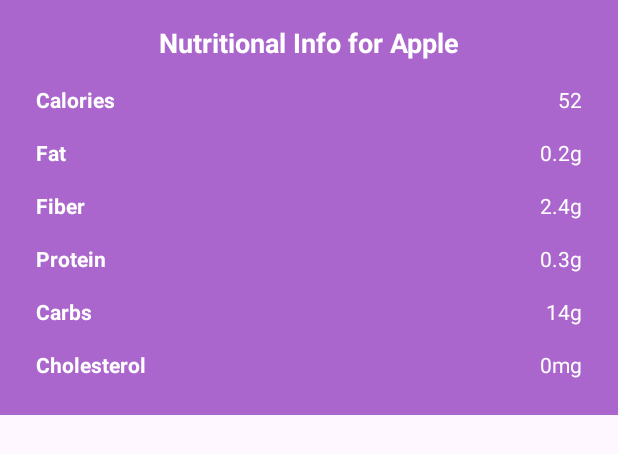
After one commit to Brocoder07/NutriVision, an Android app: the layout popup_info.xml on its own in the app's theme, with its tools: preview values and no code run, on a phone screen of 412 x 824 dp. The commit adds this screen. Shown: the top 454 px of the screen. Run offline under Robolectric (Android 15) with nearby library versions, the phone set to English and light mode, and no system bars.

Commit message:
UI commit

```diff
--- a/app/src/main/java/com/example/calorie_tracker_app/MainActivity.kt
+++ b/app/src/main/java/com/example/calorie_tracker_app/MainActivity.kt
@@ -1,16 +1,20 @@
 package com.example.calorie_tracker_app
 
 import android.Manifest
-import android.app.Activity
+import android.app.AlertDialog
+import android.app.Dialog
 import android.content.Intent
 import android.content.pm.PackageManager
 import android.net.Uri
 import android.os.Bundle
 import android.util.Log
-import android.widget.Button
+import android.view.LayoutInflater
 import android.widget.ImageButton
 import android.widget.ImageView
+import android.widget.TableLayout
+import android.widget.TextView
 import android.widget.Toast
+import androidx.activity.result.ActivityResultLauncher
 import androidx.activity.result.contract.ActivityResultContracts
 import androidx.appcompat.app.AppCompatActivity
 import androidx.camera.core.*
@@ -29,15 +33,27 @@ class MainActivity : AppCompatActivity() {
     private lateinit var viewFinder: PreviewView
     private lateinit var imageView: ImageView
 
-    private val pickImageResultLauncher = registerForActivityResult(ActivityResultContracts.StartActivityForResult()) { result ->
-        if (result.resultCode == Activity.RESULT_OK) {
+    private val pickImageResultLauncher: ActivityResultLauncher<Intent> = registerForActivityResult(
+        ActivityResultContracts.StartActivityForResult()
+    ) { result ->
+        if (result.resultCode == RESULT_OK) {
             val intent: Intent? = result.data
             val uri: Uri? = intent?.data
             uri?.let {
                 imageView.setImageURI(it)
                 imageView.visibility = ImageView.VISIBLE
                 viewFinder.visibility = PreviewView.GONE
+                showNutritionalInfo()
             }
+        }
+    }
+    private val requestPermissionLauncher = registerForActivityResult(
+        ActivityResultContracts.RequestPermission()
+    ) { isGranted: Boolean ->
+        if (isGranted) {
+            startCamera()
+        } else {
+            Toast.makeText(this, "Camera permission is needed to take photos.", Toast.LENGTH_SHORT).show()
         }
     }
     override fun onCreate(savedInstanceState: Bundle?) {
@@ -51,11 +67,17 @@ class MainActivity : AppCompatActivity() {
         val btnRetrieveFromDatabase: ImageButton = findViewById(R.id.btn_retrieve_from_database)
         val btnResetCamera: ImageButton = findViewById(R.id.btn_reset_camera)
 
-        //Request camera permissions
-        if (ContextCompat.checkSelfPermission(this, Manifest.permission.CAMERA) != PackageManager.PERMISSION_GRANTED) {
-            ActivityCompat.requestPermissions(this, arrayOf(Manifest.permission.CAMERA), 1)
-        } else {
-            startCamera()
+        // Request camera permissions
+        when {
+            ContextCompat.checkSelfPermission(this, Manifest.permission.CAMERA) == PackageManager.PERMISSION_GRANTED -> {
+                startCamera()
+            }
+            ActivityCompat.shouldShowRequestPermissionRationale(this, Manifest.permission.CAMERA) -> {
+                Toast.makeText(this, "Camera permission is needed to take photos.", Toast.LENGTH_SHORT).show()
+            }
+            else -> {
+                requestPermissionLauncher.launch(Manifest.permission.CAMERA)
+            }
         }
         //Set up the listener for camera button
         btnCamera.setOnClickListener {
@@ -82,37 +104,30 @@ class MainActivity : AppCompatActivity() {
     private fun startCamera() {
         val cameraProviderFuture = ProcessCameraProvider.getInstance(this)
         cameraProviderFuture.addListener({
-            //Used to bind the lifecycle of cameras to the lifecycle owner
             val cameraProvider: ProcessCameraProvider = cameraProviderFuture.get()
-            //Preview
             val preview = Preview.Builder()
                 .build()
                 .also {
                     it.setSurfaceProvider(viewFinder.surfaceProvider)
                 }
             imageCapture = ImageCapture.Builder().build()
-            //Select back camera as a default
             val cameraSelector = CameraSelector.DEFAULT_BACK_CAMERA
             try {
-                //Unbind use cases before rebinding
                 cameraProvider.unbindAll()
-                //Bind use cases to camera
-                cameraProvider.bindToLifecycle(
-                    this, cameraSelector, preview, imageCapture)
+                cameraProvider.bindToLifecycle(this, cameraSelector, preview, imageCapture)
             } catch (exc: Exception) {
                 Log.e(TAG, "Use case binding failed", exc)
             }
-        }, ContextCompat.getMainExecutor(this))
+
+        },ContextCompat.getMainExecutor(this))
     }
     private fun takePhoto() {
-        //Create time-stamped output file to hold the image
         val photoFile = File(
             outputDirectory,
-            SimpleDateFormat(FILENAME_FORMAT, Locale.US
-            ).format(System.currentTimeMillis()) + ".jpg")
-        //Create output options object which contains file + metadata
+            SimpleDateFormat(FILENAME_FORMAT, Locale.US)
+                .format(System.currentTimeMillis()) + ".jpg"
+        )
         val outputOptions = ImageCapture.OutputFileOptions.Builder(photoFile).build()
-        //Set up image capture listener, which is triggered after photo has been taken
         imageCapture.takePicture(
             outputOptions, ContextCompat.getMainExecutor(this), object : ImageCapture.OnImageSavedCallback {
                 override fun onError(exc: ImageCaptureException) {
@@ -123,10 +138,10 @@ class MainActivity : AppCompatActivity() {
                     val msg = "Photo capture succeeded: $savedUri"
                     Toast.makeText(baseContext, msg, Toast.LENGTH_SHORT).show()
                     Log.d(TAG, msg)
-                    //Display the captured image in the ImageView
                     imageView.setImageURI(savedUri)
                     imageView.visibility = ImageView.VISIBLE
                     viewFinder.visibility = PreviewView.GONE
+                    showNutritionalInfo()
                 }
             })
     }
@@ -141,6 +156,36 @@ class MainActivity : AppCompatActivity() {
         }
         return if (mediaDir != null && mediaDir.exists()) mediaDir else filesDir
     }
+    private fun showNutritionalInfo() {
+        val builder = AlertDialog.Builder(this)
+        val inflater = layoutInflater
+        val dialogLayout = inflater.inflate(R.layout.popup_info, null)
+
+        builder.setView(dialogLayout)
+        builder.setPositiveButton("OK") { dialog, _ ->
+            dialog.dismiss()
+        }
+
+        val fruitName: TextView = dialogLayout.findViewById(R.id.fruitName)
+        val caloriesValue: TextView = dialogLayout.findViewById(R.id.caloriesValue)
+        val fatValue: TextView = dialogLayout.findViewById(R.id.fatValue)
+        val fiberValue: TextView = dialogLayout.findViewById(R.id.fiberValue)
+        val proteinValue: TextView = dialogLayout.findViewById(R.id.proteinValue)
+        val carbsValue: TextView = dialogLayout.findViewById(R.id.carbsValue)
+        val cholesterolValue: TextView = dialogLayout.findViewById(R.id.cholesterolValue)
+
+        //Populate with hardcoded values
+        fruitName.text = "Nutritional Info for Apple"
+        caloriesValue.text = "52"
+        fatValue.text = "0.2g"
+        fiberValue.text = "2.4g"
+        proteinValue.text = "0.3g"
+        carbsValue.text = "14g"
+        cholesterolValue.text = "0mg"
+
+        val dialog = builder.create()
+        dialog.show()
+    }
     companion object {
         private const val TAG = "CameraXBasic"
         private const val FILENAME_FORMAT = "yyyy-MM-dd-HH-mm-ss-SSS"
--- /dev/null
+++ b/app/src/main/res/layout/popup_info.xml
@@ -0,0 +1,156 @@
+<?xml version="1.0" encoding="utf-8"?>
+<LinearLayout xmlns:android="http://schemas.android.com/apk/res/android"
+    android:layout_width="match_parent"
+    android:layout_height="wrap_content"
+    android:orientation="vertical"
+    android:padding="16dp"
+    android:background="@android:color/holo_purple">
+
+    <TextView
+        android:id="@+id/fruitName"
+        android:layout_width="match_parent"
+        android:layout_height="wrap_content"
+        android:text="Nutritional Info for Apple"
+        android:textSize="18sp"
+        android:textColor="@android:color/white"
+        android:textStyle="bold"
+        android:gravity="center"
+        android:paddingBottom="8dp" />
+
+    <TableLayout
+        android:layout_width="match_parent"
+        android:layout_height="wrap_content"
+        android:stretchColumns="1"
+        android:shrinkColumns="1">
+
+        <TableRow>
+            <TextView
+                android:layout_width="0dp"
+                android:layout_height="wrap_content"
+                android:layout_weight="1"
+                android:text="Calories"
+                android:textColor="@android:color/white"
+                android:gravity="start"
+                android:padding="8dp"
+                android:textStyle="bold" />
+            <TextView
+                android:id="@+id/caloriesValue"
+                android:layout_width="0dp"
+                android:layout_height="wrap_content"
+                android:layout_weight="1"
+                android:text="52"
+                android:textColor="@android:color/white"
+                android:gravity="end"
+                android:padding="8dp" />
+        </TableRow>
+
+        <TableRow>
+            <TextView
+                android:layout_width="0dp"
+                android:layout_height="wrap_content"
+                android:layout_weight="1"
+                android:text="Fat"
+                android:textColor="@android:color/white"
+                android:gravity="start"
+                android:padding="8dp"
+                android:textStyle="bold" />
+            <TextView
+                android:id="@+id/fatValue"
+                android:layout_width="0dp"
+                android:layout_height="wrap_content"
+                android:layout_weight="1"
+                android:text="0.2g"
+                android:textColor="@android:color/white"
+                android:gravity="end"
+                android:padding="8dp" />
+        </TableRow>
+
+        <TableRow>
+            <TextView
+                android:layout_width="0dp"
+                android:layout_height="wrap_content"
+                android:layout_weight="1"
+                android:text="Fiber"
+                android:textColor="@android:color/white"
+                android:gravity="start"
+                android:padding="8dp"
+                android:textStyle="bold" />
+            <TextView
+                android:id="@+id/fiberValue"
+                android:layout_width="0dp"
+                android:layout_height="wrap_content"
+                android:layout_weight="1"
+                android:text="2.4g"
+                android:textColor="@android:color/white"
+                android:gravity="end"
+                android:padding="8dp" />
+        </TableRow>
+
+        <TableRow>
+            <TextView
+                android:layout_width="0dp"
+                android:layout_height="wrap_content"
+                android:layout_weight="1"
+                android:text="Protein"
+                android:textColor="@android:color/white"
+                android:gravity="start"
+                android:padding="8dp"
+                android:textStyle="bold" />
+            <TextView
+                android:id="@+id/proteinValue"
+                android:layout_width="0dp"
+                android:layout_height="wrap_content"
+                android:layout_weight="1"
+                android:text="0.3g"
+                android:textColor="@android:color/white"
+                android:gravity="end"
+                android:padding="8dp" />
+        </TableRow>
+
+        <TableRow>
+            <TextView
+                android:layout_width="0dp"
+                android:layout_height="wrap_content"
+                android:layout_weight="1"
+                android:text="Carbs"
+                android:textColor="@android:color/white"
+                android:gravity="start"
+                android:padding="8dp"
+                android:textStyle="bold" />
+            <TextView
+                android:id="@+id/carbsValue"
+                android:layout_width="0dp"
+                android:layout_height="wrap_content"
+                android:layout_weight="1"
+                android:text="14g"
+                android:textColor="@android:color/white"
+                android:gravity="end"
+                android:padding="8dp" />
+        </TableRow>
+
+        <TableRow>
+            <TextView
+                android:layout_width="0dp"
+                android:layout_height="wrap_content"
+                android:layout_weight="1"
+                android:text="Cholesterol"
+                android:textColor="@android:color/white"
+                android:gravity="start"
+                android:padding="8dp"
+                android:textStyle="bold" />
+            <TextView
+                android:id="@+id/cholesterolValue"
+                android:layout_width="0dp"
+                android:layout_height="wrap_content"
+                android:layout_weight="1"
+                android:text="0mg"
+                android:textColor="@android:color/white"
+                android:gravity="end"
+                android:padding="8dp" />
+        </TableRow>
+
+    </TableLayout>
+
+    <!-- Add more rows for other nutritional info if needed -->
+
+</LinearLayout>
```
